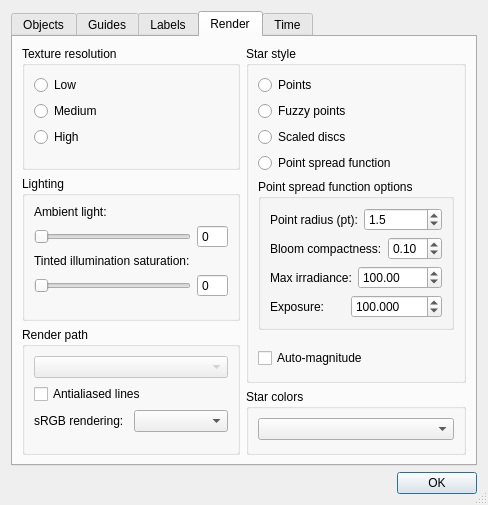
Before: the Qt Designer form src/celestia/qt/preferences.ui in CelestiaProject/Celestia, drawn with Qt 5.
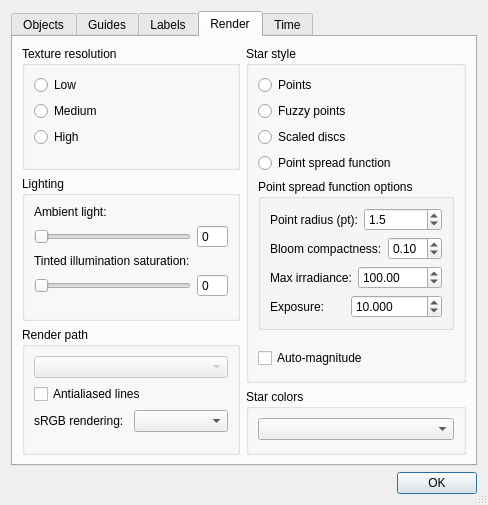
After: the same form once the commit is applied. The open tabs and pages were chosen to show the change.

```diff
--- a/src/celestia/qt/preferences.ui
+++ b/src/celestia/qt/preferences.ui
@@ -1221,7 +1221,7 @@
                     <double>10.000000000000000</double>
                    </property>
                    <property name="value">
-                    <double>100.000000000000000</double>
+                    <double>10.000000000000000</double>
                    </property>
                   </widget>
                  </item>
```
